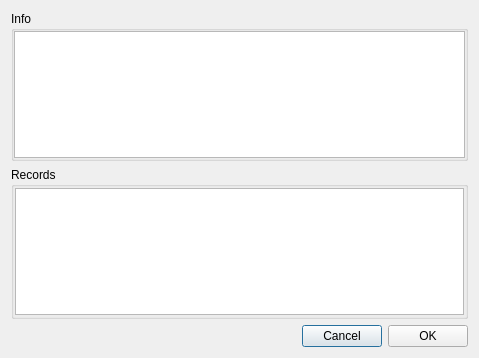
Qt form gui_source/dialoginstallmodule.ui (horsicq/x64dbg-Plugin-Manager) before a commit.
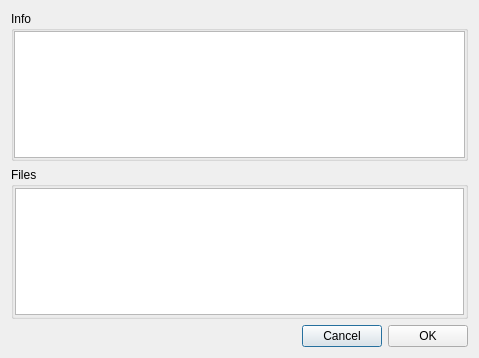
The same form after that commit.

```diff
--- a/gui_source/dialoginstallmodule.ui
+++ b/gui_source/dialoginstallmodule.ui
@@ -51,7 +51,7 @@
    <item>
     <widget class="QGroupBox" name="groupBoxRecords">
      <property name="title">
-      <string>Records</string>
+      <string>Files</string>
      </property>
      <layout class="QVBoxLayout" name="verticalLayout_6">
       <property name="leftMargin">
```
